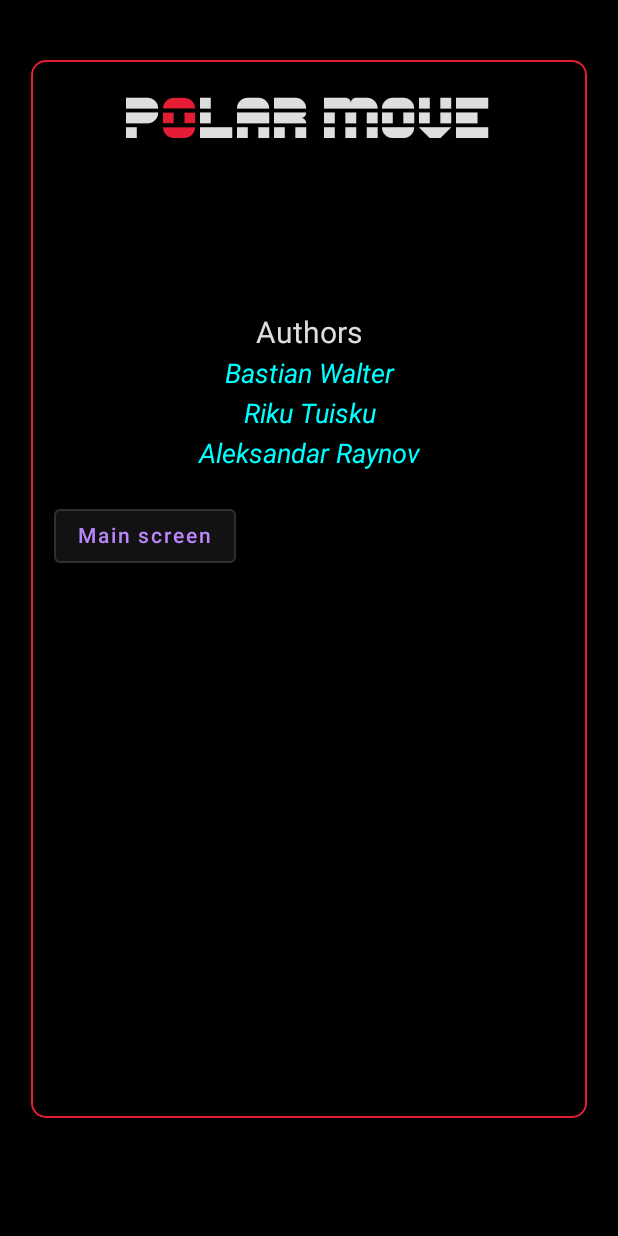
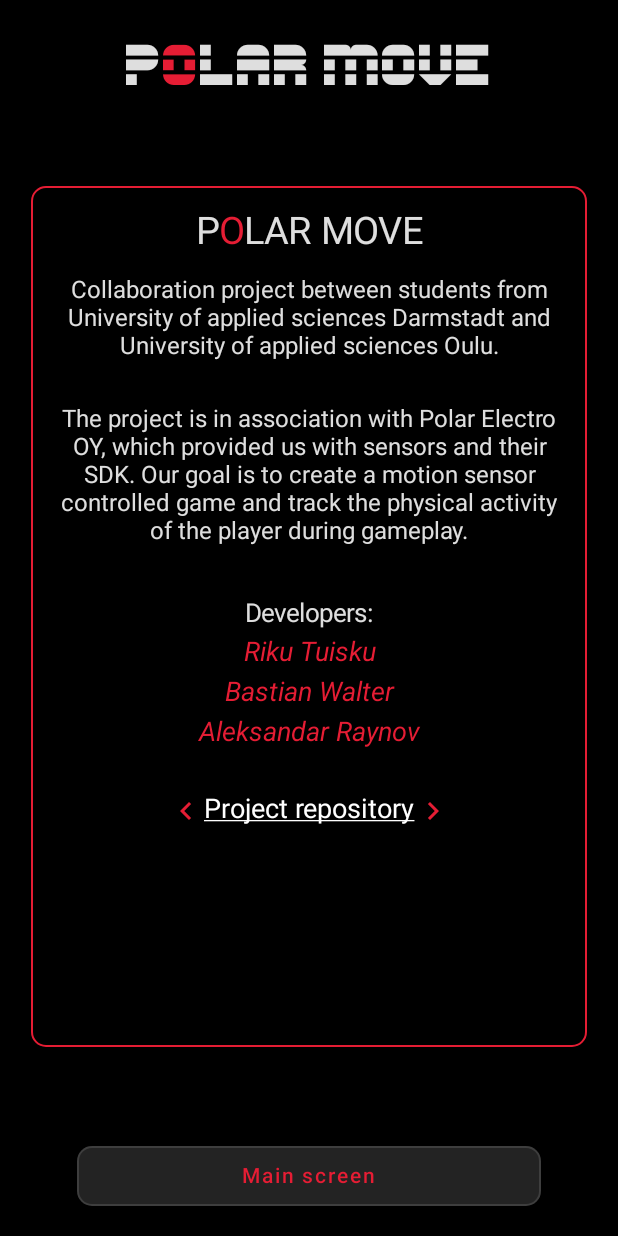
Before and after one commit to da-oulu-project-2022/group_3, an Android app built with Jetpack Compose: the AboutUs screen opened through its navigation route, on a phone screen of 412 x 824 dp. Run offline under Robolectric (Android 15) with nearby library versions, the phone set to English and light mode, and no system bars; our stand-ins replace Firebase (no records; nobody signed in at launch, a user with empty details on screens opened directly); 4 statements that could not run were skipped.

Commit message:
User interface styling

```diff
--- a/app/src/main/java/com/example/polarmove/AboutUsScreen.kt
+++ b/app/src/main/java/com/example/polarmove/AboutUsScreen.kt
@@ -4,23 +4,60 @@ import androidx.compose.foundation.BorderStroke
 import androidx.compose.foundation.ScrollState
 import androidx.compose.foundation.border
 import androidx.compose.foundation.layout.*
+import androidx.compose.foundation.text.ClickableText
 import androidx.compose.foundation.verticalScroll
-import androidx.compose.material.MaterialTheme
-import androidx.compose.material.OutlinedButton
-import androidx.compose.material.Text
+import androidx.compose.material.*
 import androidx.compose.runtime.*
 import androidx.compose.ui.Alignment
 import androidx.compose.ui.Modifier
 import androidx.compose.ui.graphics.Color
+import androidx.compose.ui.platform.LocalUriHandler
+import androidx.compose.ui.res.painterResource
+import androidx.compose.ui.text.SpanStyle
+import androidx.compose.ui.text.buildAnnotatedString
 import androidx.compose.ui.text.font.FontStyle
 import androidx.compose.ui.text.style.TextAlign
+import androidx.compose.ui.text.style.TextDecoration
 import androidx.compose.ui.unit.dp
 import androidx.compose.ui.unit.sp
 import androidx.navigation.NavController
 import com.example.polarmove.ui.theme.PolarRed
 
 @Composable
-fun AboutUs( navControl: NavController, userVM: UserVM ) {
+fun AboutUs(
+    navControl: NavController,
+    scState: ScaffoldState
+){
+    Scaffold(
+        scaffoldState = scState,
+        topBar = { TopBar() },
+        bottomBar = { BottomBar( navControl )},
+        content = { AboutUsContent() }
+    )
+}
+
+@Composable
+fun AboutUsContent(){
+
+    val annotedLink = buildAnnotatedString {
+        val txt = "Project repository"
+        append(txt)
+        addStyle(
+            style = SpanStyle(
+                fontSize = 18.sp,
+                color = Color.White,
+                textDecoration = TextDecoration.Underline
+            ), start = 0, end = txt.lastIndex + 1
+        )
+        addStringAnnotation(
+            tag = "URL",
+            annotation = "https://github.com/da-oulu-project-2022/group_3",
+            start = 0,
+            end = txt.lastIndex + 1
+        )
+    }
+
+    val uriHandler = LocalUriHandler.current
 
     Column(
         modifier = Modifier.fillMaxSize(),
@@ -30,9 +67,10 @@ fun AboutUs( navControl: NavController, userVM: UserVM ) {
         Spacer(modifier = Modifier.height(40.dp))
         Box(
             modifier = Modifier
-                .fillMaxSize(0.9f)
+                .fillMaxHeight(0.82f)
+                .fillMaxWidth((.9f))
                 .border(
-                    BorderStroke(.8.dp, PolarRed),
+                    BorderStroke(.9.dp, PolarRed),
                     shape = MaterialTheme.shapes.large,
                 )
                 .padding(15.dp)
@@ -46,48 +84,52 @@ fun AboutUs( navControl: NavController, userVM: UserVM ) {
                     horizontalArrangement = Arrangement.Center,
                     modifier = Modifier.fillMaxWidth()
                 ) {
-                    Text(text = "P", style = MaterialTheme.typography.h1 )
-                    Text(text = "O", color = PolarRed, style = MaterialTheme.typography.h1 )
-                    Text(text = "LAR", style = MaterialTheme.typography.h1 )
-                    Text(text = " MOVE", style = MaterialTheme.typography.h1 )
+                    Text(text = "P", fontSize = 25.sp )
+                    Text(text = "O",fontSize = 25.sp, color = PolarRed )
+                    Text(text = "LAR", fontSize = 25.sp )
+                    Text(text = " MOVE", fontSize = 25.sp )
                 }
-                Spacer(modifier = Modifier.height(5.dp))
-//                Text(
-//                    text = stringResource(R.string.description_1),
-//                    textAlign = TextAlign.Center
-//                )
-                Spacer(modifier = Modifier.height(50.dp))
-//                Text(
-//                    text = stringResource(R.string.description_2) + " " +
-//                            stringResource(R.string.description_3),
-//                    textAlign = TextAlign.Center
-//                )
+                Spacer(modifier = Modifier.height(15.dp))
+                Text(
+                    text = "Collaboration project between students from" +
+                            " University of applied sciences Darmstadt and University" +
+                            " of applied sciences Oulu.",
+                    textAlign = TextAlign.Center
+                )
+                Spacer(modifier = Modifier.height(30.dp))
+                Text(
+                    text = "The project is in association with Polar Electro OY," +
+                            " which provided us with sensors and their SDK." +
+                            " Our goal is to create a motion sensor controlled game" +
+                            " and track the physical activity of the player during gameplay.",
+                    textAlign = TextAlign.Center
+                )
                 Spacer(modifier = Modifier.height(5.dp))
 //                Text(
 //                    text = stringResource(R.string.description_4) + " " +
 //                            stringResource(R.string.description_5),
 //                    textAlign = TextAlign.Center
 //                )
-                Spacer(modifier = Modifier.height(50.dp))
+                Spacer(modifier = Modifier.height(30.dp))
                 Row(
                     horizontalArrangement = Arrangement.Center,
                     modifier = Modifier.fillMaxWidth()
                 ) {
-                    Text(text = "Authors", fontSize = 20.sp)
+                    Text(text = "Developers:", fontSize = 17.sp)
                 }
                 Spacer(modifier = Modifier.height(5.dp))
                 Text(
-                    text = "Bastian Walter",
+                    text = "Riku Tuisku",
                     fontStyle = FontStyle.Italic,
-                    color = Color.Cyan,
+                    color = PolarRed,
                     fontSize = 18.sp,
                     textAlign = TextAlign.Center
                 )
                 Spacer(modifier = Modifier.height(5.dp))
                 Text(
-                    text = "Riku Tuisku",
+                    text = "Bastian Walter",
                     fontStyle = FontStyle.Italic,
-                    color = Color.Cyan,
+                    color = PolarRed,
                     fontSize = 18.sp,
                     textAlign = TextAlign.Center
                 )
@@ -95,17 +137,32 @@ fun AboutUs( navControl: NavController, userVM: UserVM ) {
                 Text(
                     text = "Aleksandar Raynov",
                     fontStyle = FontStyle.Italic,
-                    color = Color.Cyan,
+                    color = PolarRed,
                     fontSize = 18.sp,
                     textAlign = TextAlign.Center
                 )
-                Spacer(modifier = Modifier.height(20.dp))
-                Column(
-                    modifier = Modifier.fillMaxSize()
-                ) {
-                    OutlinedButton(onClick = { navControl.navigate("MainScreen") }) {
-                        Text(text = "Main screen")
-                    }
+                Spacer(modifier = Modifier.height(30.dp))
+                Row {
+                    Icon(
+                        painter = painterResource(id = R.drawable.arrow_left),
+                        contentDescription = "right arrow",
+                        tint = PolarRed
+                    )
+                    ClickableText(
+                        text = annotedLink,
+                        onClick = {
+                            annotedLink
+                                .getStringAnnotations("URL", it, it)
+                                .firstOrNull()?.let { stringAnnotation ->
+                                    uriHandler.openUri(stringAnnotation.item)
+                                }
+                        }
+                    )
+                    Icon(
+                        painter = painterResource(id = R.drawable.arrow_right),
+                        contentDescription = "right arrow",
+                        tint = PolarRed
+                    )
                 }
 
             }
--- /dev/null
+++ b/app/src/main/java/com/example/polarmove/BottomBar.kt
@@ -0,0 +1,35 @@
+package com.example.polarmove
+
+import androidx.compose.foundation.layout.*
+import androidx.compose.material.ButtonDefaults
+import androidx.compose.material.MaterialTheme
+import androidx.compose.material.OutlinedButton
+import androidx.compose.material.Text
+import androidx.compose.runtime.Composable
+import androidx.compose.ui.Modifier
+import androidx.compose.ui.unit.dp
+import androidx.navigation.NavController
+
+@Composable
+fun BottomBar( navControl: NavController ){
+    Row(
+        horizontalArrangement = Arrangement.Center,
+        modifier = Modifier
+            .fillMaxWidth()
+            .padding(0.dp, 20.dp)
+    ) {
+        OutlinedButton(
+            onClick = {navControl.navigate("MainScreen")},
+            modifier = Modifier
+                .fillMaxWidth(.75f)
+                .height(40.dp),
+            shape = MaterialTheme.shapes.large,
+            colors = ButtonDefaults.outlinedButtonColors(
+                contentColor = MaterialTheme.colors.onPrimary,
+            ),
+            elevation = ButtonDefaults.elevation(2.dp, 2.dp, 0.dp)
+        ) {
+            Text( text = "Main screen")
+        }
+    }
+}
--- a/app/src/main/java/com/example/polarmove/StartPoint.kt
+++ b/app/src/main/java/com/example/polarmove/StartPoint.kt
@@ -49,7 +49,7 @@ fun StartPoint(){
                 GameHistory( navControl, userVM, gameVM )
             }
             composable( route = "AboutUs"){
-                AboutUs( navControl, userVM )
+                AboutUs( navControl, scState )
             }
         }
     }
--- a/app/src/main/java/com/example/polarmove/UserInfoScreen.kt
+++ b/app/src/main/java/com/example/polarmove/UserInfoScreen.kt
@@ -25,12 +25,13 @@ fun UserInfo(
     Scaffold(
         scaffoldState = scState,
         topBar = { TopBar() },
-        content = { UserInfoContent( navControl, userVM )}
+        bottomBar = { BottomBar( navControl )},
+        content = { UserInfoContent( userVM )}
     )
 }
 
 @Composable
-fun UserInfoContent( navControl: NavController, userVM: UserVM ){
+fun UserInfoContent( userVM: UserVM ){
 
     var userData by remember { mutableStateOf(userVM.userData)}
 
@@ -102,7 +103,7 @@ fun UserInfoContent( navControl: NavController, userVM: UserVM ){
                         .fillMaxWidth(.2f),
                     horizontalAlignment = Alignment.Start
                 ){
-                    Row() {
+                    Row {
                         Text("WEIGH", style = MaterialTheme.typography.h1, fontSize = 12.sp)
                         Text(
                             "T",
@@ -112,7 +113,7 @@ fun UserInfoContent( navControl: NavController, userVM: UserVM ){
                         )
                     }
                     Spacer(modifier = Modifier.height(10.dp))
-                    Row() {
+                    Row {
                         Text(
                             "H",
                             color = PolarRed,
@@ -122,7 +123,7 @@ fun UserInfoContent( navControl: NavController, userVM: UserVM ){
                         Text("EIGHT", style = MaterialTheme.typography.h1, fontSize = 12.sp)
                     }
                     Spacer(modifier = Modifier.height(10.dp))
-                    Row() {
+                    Row {
                         Text("AG", style = MaterialTheme.typography.h1, fontSize = 12.sp)
                         Text(
                             "E",
@@ -132,7 +133,7 @@ fun UserInfoContent( navControl: NavController, userVM: UserVM ){
                         )
                     }
                     Spacer(modifier = Modifier.height(10.dp))
-                    Row() {
+                    Row {
                         Text(
                             "G",
                             color = PolarRed,
@@ -214,7 +215,7 @@ fun UserInfoContent( navControl: NavController, userVM: UserVM ){
         //Changing stats drop down menus
         Column(
             modifier = Modifier
-                .fillMaxHeight(.7f)
+                .fillMaxHeight()
                 .fillMaxWidth(),
             horizontalAlignment = Alignment.CenterHorizontally,
             verticalArrangement = Arrangement.SpaceAround
@@ -229,7 +230,7 @@ fun UserInfoContent( navControl: NavController, userVM: UserVM ){
                     horizontalArrangement = Arrangement.SpaceEvenly
                 ) {
                     //Age input field and dropdown menu
-                    Column(){
+                    Column{
                         OutlinedTextField(
                             value = "$age y",
                             label = { Text( text = "Age")},
@@ -272,7 +273,7 @@ fun UserInfoContent( navControl: NavController, userVM: UserVM ){
                     }
 
                     //Height input field and dropdown menu
-                    Column(){
+                    Column{
                         OutlinedTextField(
                             value = "$height cm",
                             label = { Text( text = "Height")},
@@ -322,7 +323,7 @@ fun UserInfoContent( navControl: NavController, userVM: UserVM ){
                     horizontalArrangement = Arrangement.SpaceEvenly
                 ) {
                     //Weight input field and dropdown menu
-                    Column(){
+                    Column{
                         OutlinedTextField(
                             value = "$weight kg",
                             label = { Text( text = "Weight")},
@@ -365,7 +366,7 @@ fun UserInfoContent( navControl: NavController, userVM: UserVM ){
                     }
 
                     //Gender input field and dropdown menu
-                    Column() {
+                    Column{
                         OutlinedTextField(
                             value = gender,
                             label = { Text( text = "Gender")},
@@ -405,27 +406,9 @@ fun UserInfoContent( navControl: NavController, userVM: UserVM ){
                         }
                     }
                 }
+                Spacer(modifier = Modifier.height(50.dp))
             }
-
         }
-
-        Spacer(modifier = Modifier.height(35.dp))
-
-        //Go back to main screen
-        OutlinedButton(
-            onClick = {navControl.navigate("MainScreen")},
-            modifier = Modifier
-                .fillMaxWidth(.75f)
-                .height(40.dp),
-            shape = MaterialTheme.shapes.large,
-            colors = ButtonDefaults.outlinedButtonColors(
-                contentColor = MaterialTheme.colors.onPrimary,
-            ),
-            elevation = ButtonDefaults.elevation(2.dp, 2.dp, 0.dp)
-        ) {
-            Text( text = "Main screen")
-        }
-        Spacer(modifier = Modifier.height(35.dp))
     }
 
 }
--- /dev/null
+++ b/app/src/main/res/drawable/arrow_left.xml
@@ -0,0 +1,5 @@
+<vector android:autoMirrored="true" android:height="24dp"
+    android:tint="#000000" android:viewportHeight="24"
+    android:viewportWidth="24" android:width="24dp" xmlns:android="http://schemas.android.com/apk/res/android">
+    <path android:fillColor="@android:color/white" android:pathData="M15.41,16.59L10.83,12l4.58,-4.59L14,6l-6,6 6,6 1.41,-1.41z"/>
+</vector>
--- /dev/null
+++ b/app/src/main/res/drawable/arrow_right.xml
@@ -0,0 +1,5 @@
+<vector android:autoMirrored="true" android:height="24dp"
+    android:tint="#000000" android:viewportHeight="24"
+    android:viewportWidth="24" android:width="24dp" xmlns:android="http://schemas.android.com/apk/res/android">
+    <path android:fillColor="@android:color/white" android:pathData="M8.59,16.59L13.17,12 8.59,7.41 10,6l6,6 -6,6 -1.41,-1.41z"/>
+</vector>
```
